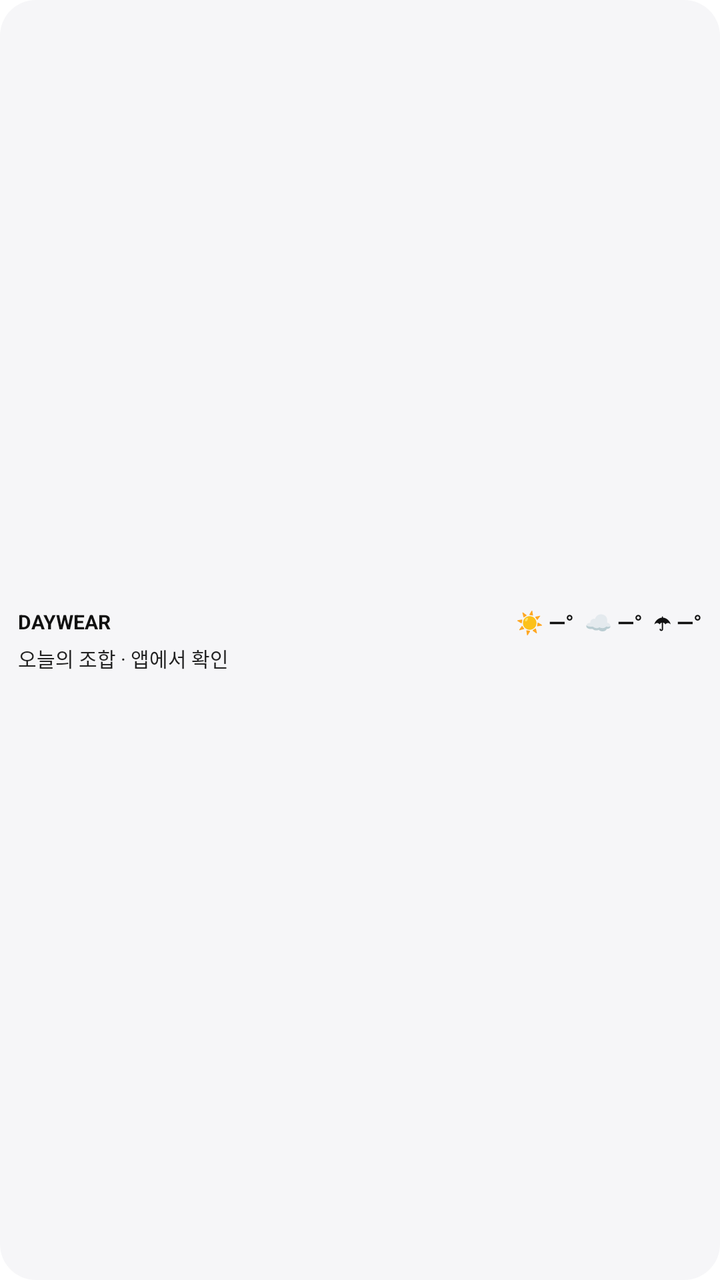
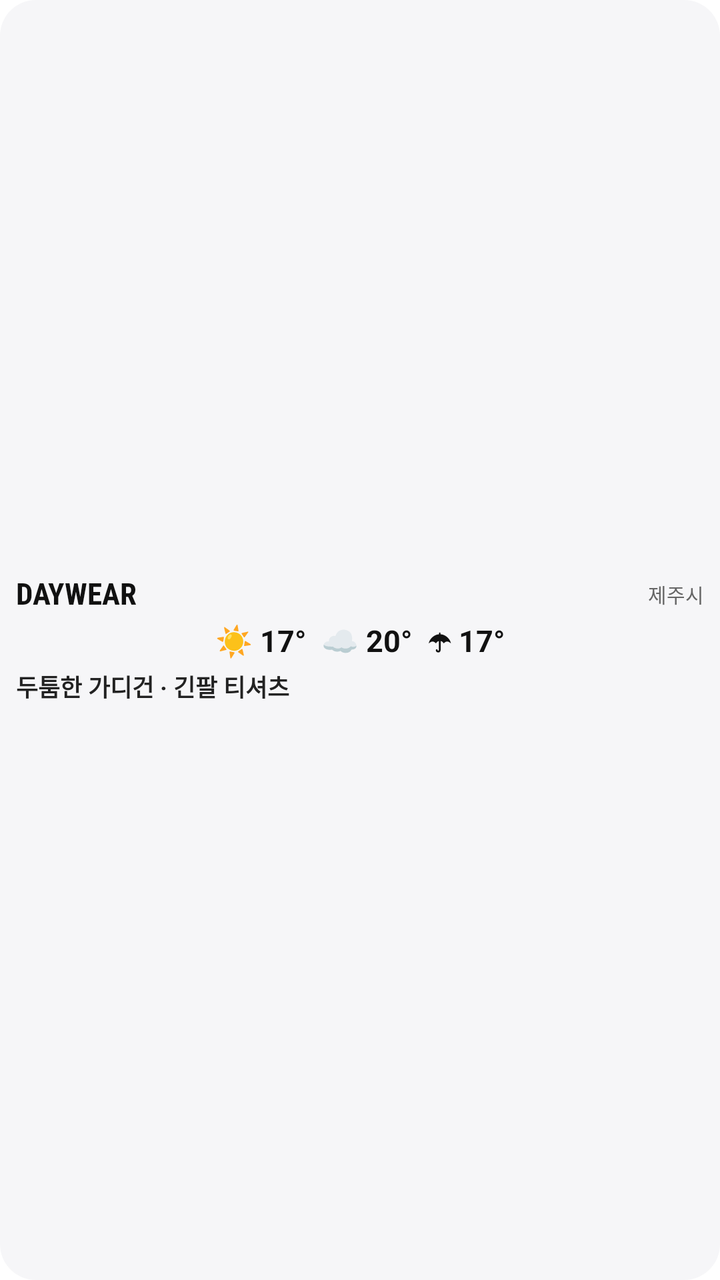

Before-and-after screenshots of an Android layout around one commit, followed by the original layout XML and the change that was made.
<!-- AndroidManifest.xml: application theme AppTheme -->
<!-- res/layout/widget_daywear.xml -->
<?xml version="1.0" encoding="utf-8"?>
<LinearLayout xmlns:android="http://schemas.android.com/apk/res/android"
 android:layout_width="match_parent" android:layout_height="match_parent" android:orientation="vertical"
 android:gravity="center_vertical" android:paddingLeft="9dp" android:paddingRight="9dp"
 android:paddingTop="4dp" android:paddingBottom="4dp" android:background="@drawable/widget_bg">
 <LinearLayout android:layout_width="match_parent" android:layout_height="wrap_content" android:orientation="horizontal" android:gravity="center_vertical">
  <TextView android:id="@+id/widget_title" android:layout_width="0dp" android:layout_weight="1" android:layout_height="wrap_content" android:text="DAYWEAR" android:textSize="10sp" android:textStyle="bold" android:textColor="#111111" android:singleLine="true" android:ellipsize="end"/>
  <TextView android:id="@+id/widget_temps" android:layout_width="wrap_content" android:layout_height="wrap_content" android:text="☀ —°  ☁ —°  ☂ —°" android:textSize="11sp" android:textStyle="bold" android:textColor="#111111" android:singleLine="true"/>
 </LinearLayout>
 <TextView android:id="@+id/widget_outfit" android:layout_width="match_parent" android:layout_height="wrap_content" android:layout_marginTop="3dp" android:text="오늘의 조합 · 앱에서 확인" android:textSize="10sp" android:textColor="#222222" android:maxLines="2" android:ellipsize="end"/>
</LinearLayout>
<!-- resources referenced by this layout -->
<resources>
  <!-- drawable widget_bg (drawable) -->
  <?xml version="1.0" encoding="utf-8"?>
  <shape xmlns:android="http://schemas.android.com/apk/res/android"><solid android:color="#F6F6F8"/><corners android:radius="18dp"/></shape>
  <style name="AppTheme" parent="android:style/Theme.Material.Light.NoActionBar"><item name="android:colorAccent">#111111</item><item name="android:windowLightStatusBar">true</item><item name="android:windowLightNavigationBar">true</item><item name="android:statusBarColor">#FFFFFF</item><item name="android:navigationBarColor">#FFFFFF</item><item name="android:windowBackground">#FFFFFF</item></style>
</resources>

<!-- the commit's change to res/layout/widget_daywear.xml (unified diff, before → after) -->
@@ -1,11 +1,24 @@
 <?xml version="1.0" encoding="utf-8"?>
 <LinearLayout xmlns:android="http://schemas.android.com/apk/res/android"
  android:layout_width="match_parent" android:layout_height="match_parent" android:orientation="vertical"
- android:gravity="center_vertical" android:paddingLeft="9dp" android:paddingRight="9dp"
+ android:gravity="center_vertical" android:paddingLeft="8dp" android:paddingRight="8dp"
  android:paddingTop="4dp" android:paddingBottom="4dp" android:background="@drawable/widget_bg">
  <LinearLayout android:layout_width="match_parent" android:layout_height="wrap_content" android:orientation="horizontal" android:gravity="center_vertical">
-  <TextView android:id="@+id/widget_title" android:layout_width="0dp" android:layout_weight="1" android:layout_height="wrap_content" android:text="DAYWEAR" android:textSize="10sp" android:textStyle="bold" android:textColor="#111111" android:singleLine="true" android:ellipsize="end"/>
-  <TextView android:id="@+id/widget_temps" android:layout_width="wrap_content" android:layout_height="wrap_content" android:text="☀ —°  ☁ —°  ☂ —°" android:textSize="11sp" android:textStyle="bold" android:textColor="#111111" android:singleLine="true"/>
+  <TextView android:id="@+id/widget_title" android:layout_width="wrap_content" android:layout_height="wrap_content"
+   android:text="DAYWEAR" android:fontFamily="sans-serif-condensed" android:textSize="15sp" android:textStyle="bold"
+   android:includeFontPadding="false" android:textColor="#111111" android:singleLine="true"/>
+  <TextView android:id="@+id/widget_city" android:layout_width="0dp" android:layout_weight="1" android:layout_height="wrap_content"
+   android:layout_marginLeft="5dp" android:gravity="end" android:text="제주시"
+   android:textSize="10sp" android:includeFontPadding="false" android:textColor="#666666"
+   android:singleLine="true" android:ellipsize="end"/>
  </LinearLayout>
- <TextView android:id="@+id/widget_outfit" android:layout_width="match_parent" android:layout_height="wrap_content" android:layout_marginTop="3dp" android:text="오늘의 조합 · 앱에서 확인" android:textSize="10sp" android:textColor="#222222" android:maxLines="2" android:ellipsize="end"/>
+ <TextView android:id="@+id/widget_temps" android:layout_width="match_parent" android:layout_height="wrap_content"
+  android:layout_marginTop="4dp" android:gravity="center_horizontal" android:text="☀ 17°  ☁ 20°  ☂ 17°"
+  android:textSize="15sp" android:textStyle="bold" android:includeFontPadding="false"
+  android:textColor="#111111" android:singleLine="true" android:autoSizeTextType="uniform"
+  android:autoSizeMinTextSize="11sp" android:autoSizeMaxTextSize="15sp" android:autoSizeStepGranularity="1sp"/>
+ <TextView android:id="@+id/widget_outfit" android:layout_width="match_parent" android:layout_height="wrap_content"
+  android:layout_marginTop="4dp" android:text="두툼한 가디건 · 긴팔 티셔츠"
+  android:textSize="12sp" android:textStyle="bold" android:includeFontPadding="false"
+  android:textColor="#222222" android:maxLines="2" android:ellipsize="end"/>
 </LinearLayout>
